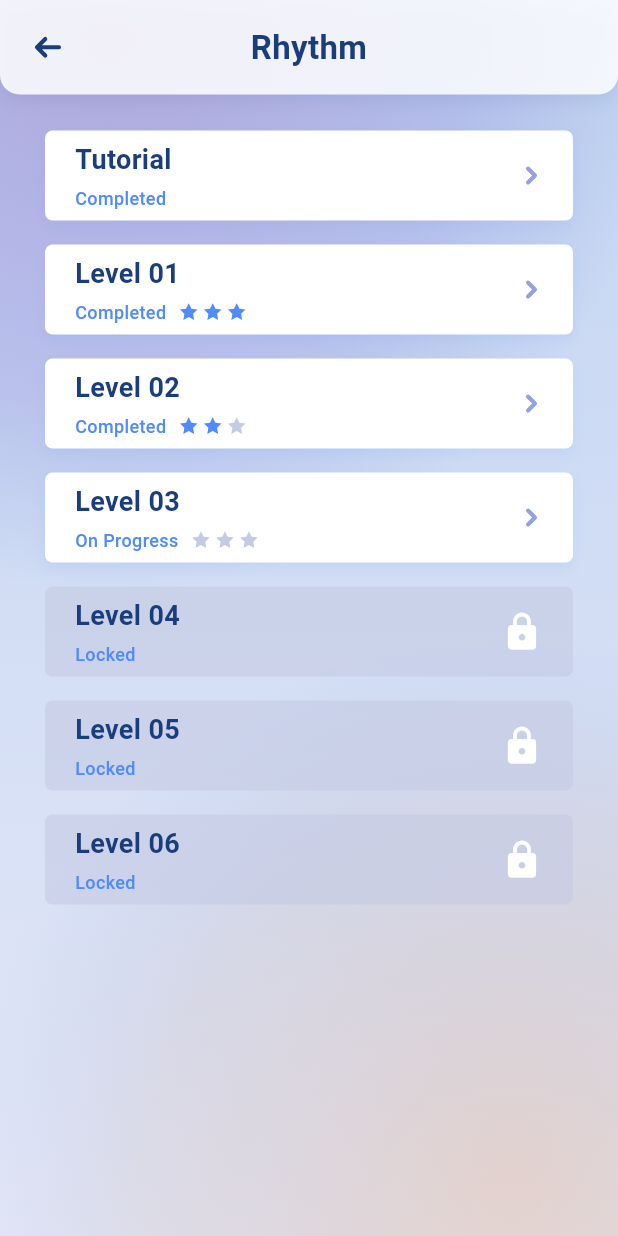
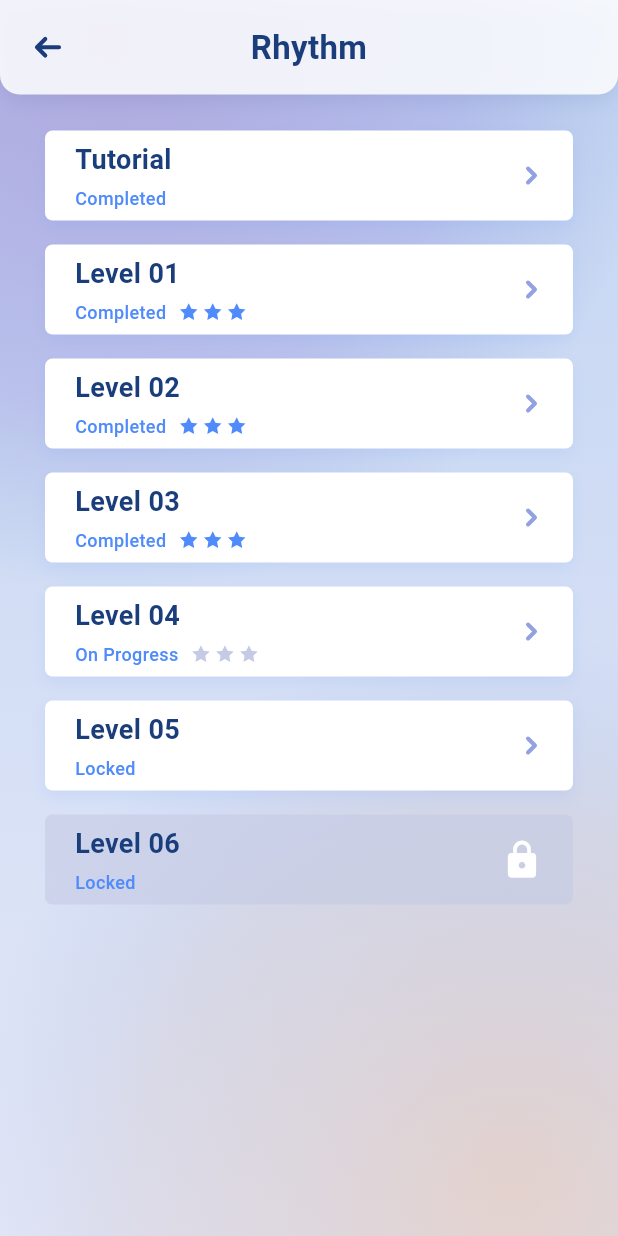
Before and after one commit to Note-Craft-Project/note-craft, a Flutter app: the LevelSelectionScreen screen opened directly, on a phone screen of 412 x 824 dp. Run offline on Flutter 3.47's test engine with Material 3 defaults, Android fonts, the phone set to English and light mode, and no system bars; our stand-ins replace flutter_riverpod, flutter_svg, google_fonts, just_audio; missing offline and left inert: record; Roboto replaces fonts that are missing (Ubuntu).

Commit message:
feat : add level 3,4,5

```diff
--- /dev/null
+++ b/mobile/lib/models/level_data.dart
@@ -0,0 +1,106 @@
+// RhythmLevel model
+
+class RhythmLevel {
+  final String title;
+  final String status;
+  final int stars;
+  final bool isLocked;
+  final List<int> pattern;
+
+  const RhythmLevel({
+    required this.title,
+    required this.status,
+    required this.stars,
+    this.isLocked = false,
+    required this.pattern,
+  });
+}
+
+const List<RhythmLevel> rhythmLevels = [
+  RhythmLevel(
+    title: 'Tutorial',
+    status: 'Completed',
+    stars: 0,
+    pattern: [1, 1, 1, 1],
+  ),
+  RhythmLevel(
+    title: 'Level 01',
+    status: 'Completed',
+    stars: 3,
+    pattern: [1, 1, 1, 1, 1, 1, 1, 0, 1, 1, 1, 1, 1, 1, 0, 0],
+  ),
+  RhythmLevel(
+    title: 'Level 02',
+    status: 'Completed',
+    stars: 3,
+    pattern: [
+      1, 1, 1, 1, // Bar 1
+      1, 0, 0, 0, // Bar 2
+      1, 1, 1, 1, // Bar 3
+      0, 0, 0, 0, // Bar 4
+      1, 1, 1, 1, // Bar 5
+      0, 1, 0, 1, // Bar 6
+      1, 1, 1, 1, // Bar 7
+      0, 0, 1, 1, // Bar 8
+    ],
+  ),
+  RhythmLevel(
+    title: 'Level 03',
+    status: 'Completed',
+    stars: 3,
+    isLocked: false,
+    pattern: [
+      1, 0, 1, 0, // Bar 1
+      1, 1, 0, 1, // Bar 2
+      1, 0, 1, 1, // Bar 3
+      0, 1, 1, 0, // Bar 4
+      1, 1, 1, 1, // Bar 5
+      0, 1, 0, 1, // Bar 6
+      1, 0, 1, 1, // Bar 7
+      0, 1, 0, 1, // Bar 8
+    ],
+  ),
+  RhythmLevel(
+    title: 'Level 04',
+    status: 'On Progress',
+    stars: 0,
+    isLocked: false,
+    pattern: [
+      1, 1, 1, 1,     // Bar 1
+      2, -1, 2, -1,   // Bar 2 (Half Notes)
+      1, 1, 1, 1,     // Bar 3
+      1, 1, 2, -1,   // Bar 4
+      1, 1, 1, 1,     // Bar 5
+      2, -1, 1, 1,   // Bar 6
+      2, -1, 2, -1,   // Bar 7
+      0, 1, 2, -1,   // Bar 8
+    ],
+  ),
+  RhythmLevel(
+    title: 'Level 05',
+    status: 'Locked',
+    stars: 0,
+    isLocked: false, // User requested implementing it
+    pattern: [
+      1, 0, 2, -1,   // Bar 1
+      2, -1, 0, 1,   // Bar 2
+      2, -1, 2, -1,   // Bar 3
+      1, 1, 2, -1,   // Bar 4
+      0, 2, -1, 1,   // Bar 5
+      2, -1, 2, -1,   // Bar 6
+      0, 2, -1, 1,   // Bar 7
+      1, 1, 2, -1,   // Bar 8
+      1, 1, 1, 1,     // Bar 9
+      0, 1, 0, 1,     // Bar 10
+      2, -1, 2, -1,   // Bar 11
+      1, 1, 2, -1,   // Bar 12
+    ],
+  ),
+  RhythmLevel(
+    title: 'Level 06',
+    status: 'Locked',
+    stars: 0,
+    isLocked: true,
+    pattern: [],
+  ),
+];
--- a/mobile/lib/screens/level_selection_screen.dart
+++ b/mobile/lib/screens/level_selection_screen.dart
@@ -3,20 +3,9 @@ import 'package:flutter_svg/flutter_svg.dart';
 import 'package:google_fonts/google_fonts.dart';
 import 'package:notecraft/main.dart';
 import 'package:notecraft/screens/rhythm_game_screen.dart';
+import 'package:notecraft/models/level_data.dart';
 
-class Level {
-  final String title;
-  final String status;
-  final int stars;
-  final bool isLocked;
-
-  const Level({
-    required this.title,
-    required this.status,
-    required this.stars,
-    this.isLocked = false,
-  });
-}
+// Removed local Level class (now imported from level_data.dart)
 
 class LevelSelectionScreen extends StatelessWidget {
   final String mode;
@@ -25,15 +14,7 @@ class LevelSelectionScreen extends StatelessWidget {
 
   @override
   Widget build(BuildContext context) {
-    final List<Level> levels = [
-      const Level(title: 'Tutorial', status: 'Completed', stars: 0),
-      const Level(title: 'Level 01', status: 'Completed', stars: 3),
-      const Level(title: 'Level 02', status: 'Completed', stars: 2),
-      const Level(title: 'Level 03', status: 'On Progress', stars: 0),
-      const Level(title: 'Level 04', status: 'Locked', stars: 0, isLocked: true),
-      const Level(title: 'Level 05', status: 'Locked', stars: 0, isLocked: true),
-      const Level(title: 'Level 06', status: 'Locked', stars: 0, isLocked: true),
-    ];
+    final List<RhythmLevel> levels = rhythmLevels;
 
     return Scaffold(
       body: GradientBackground(
@@ -90,7 +71,7 @@ class LevelSelectionScreen extends StatelessWidget {
                   padding: const EdgeInsets.symmetric(horizontal: 30, vertical: 24),
                   itemCount: levels.length,
                   itemBuilder: (context, index) {
-                    return _buildLevelCard(context, levels[index]);
+                    return _buildLevelCard(context, levels[index], index);
                   },
                 ),
               ),
@@ -101,7 +82,7 @@ class LevelSelectionScreen extends StatelessWidget {
     );
   }
 
-  Widget _buildLevelCard(BuildContext context, Level level) {
+  Widget _buildLevelCard(BuildContext context, RhythmLevel level, int index) {
     final bool unlocked = !level.isLocked;
 
     return GestureDetector(
@@ -110,7 +91,11 @@ class LevelSelectionScreen extends StatelessWidget {
           : () {
               Navigator.push(
                 context,
-                MaterialPageRoute(builder: (context) => const RhythmGameScreen()),
+                MaterialPageRoute(
+                  builder: (context) => RhythmGameScreen(
+                    levelIndex: index,
+                  ),
+                ),
               );
             },
       child: Container(
```
Also changed, not shown: mobile/lib/screens/rhythm_game_screen.dart (+57 -30 lines).
